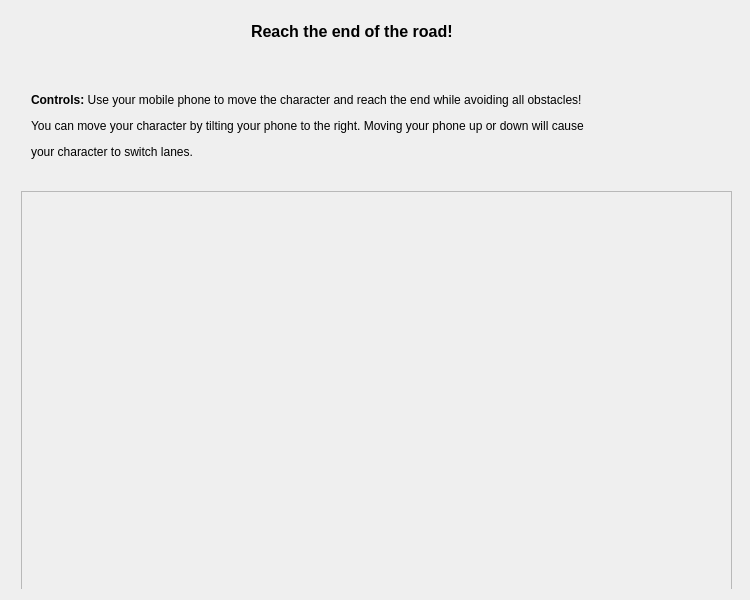
Old version of the form dippid_game.ui in the repository ITT-21SS-UR/assignment-7-mm.
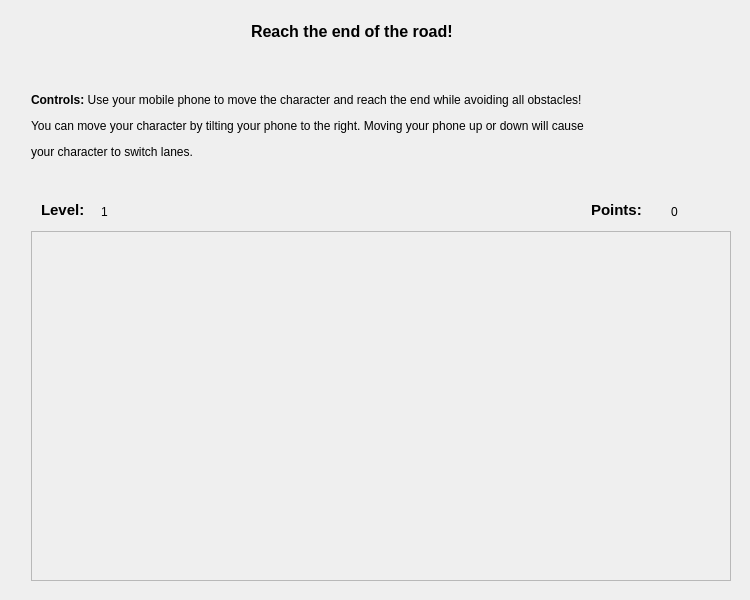
New version of the form. The open tabs and pages were chosen to show the change. Custom widgets are drawn as their Qt base class.

Commit message: Implement a simple game

```diff
--- a/dippid_game.ui
+++ b/dippid_game.ui
@@ -231,22 +231,6 @@
         <string>&lt;html&gt;&lt;head/&gt;&lt;body&gt;&lt;p&gt;&lt;span style=&quot; font-size:12pt; font-weight:600;&quot;&gt;Reach the end of the road!&lt;/span&gt;&lt;/p&gt;&lt;/body&gt;&lt;/html&gt;</string>
        </property>
       </widget>
-      <widget class="QFrame" name="game_scene">
-       <property name="geometry">
-        <rect>
-         <x>10</x>
-         <y>180</y>
-         <width>711</width>
-         <height>401</height>
-        </rect>
-       </property>
-       <property name="frameShape">
-        <enum>QFrame::StyledPanel</enum>
-       </property>
-       <property name="frameShadow">
-        <enum>QFrame::Raised</enum>
-       </property>
-      </widget>
       <widget class="QLabel" name="controls_label">
        <property name="geometry">
         <rect>
@@ -260,11 +244,87 @@
         <string>&lt;html&gt;&lt;head/&gt;&lt;body&gt;&lt;p&gt;&lt;span style=&quot; font-weight:600;&quot;&gt;Controls: &lt;/span&gt;Use your mobile phone to move the character and reach the end while avoiding all obstacles!&lt;/p&gt;&lt;p&gt;You can move your character by tilting your phone to the right. Moving your phone up or down will cause&lt;/p&gt;&lt;p&gt; your character to switch lanes.&lt;/p&gt;&lt;/body&gt;&lt;/html&gt;</string>
        </property>
       </widget>
+      <widget class="GameWindow" name="game_widget">
+       <property name="geometry">
+        <rect>
+         <x>20</x>
+         <y>220</y>
+         <width>700</width>
+         <height>350</height>
+        </rect>
+       </property>
+       <property name="frameShape">
+        <enum>QFrame::StyledPanel</enum>
+       </property>
+       <property name="frameShadow">
+        <enum>QFrame::Raised</enum>
+       </property>
+      </widget>
+      <widget class="QLabel" name="level_label">
+       <property name="geometry">
+        <rect>
+         <x>30</x>
+         <y>190</y>
+         <width>51</width>
+         <height>18</height>
+        </rect>
+       </property>
+       <property name="text">
+        <string>&lt;html&gt;&lt;head/&gt;&lt;body&gt;&lt;p&gt;&lt;span style=&quot; font-size:11pt; font-weight:600;&quot;&gt;Level:&lt;/span&gt;&lt;/p&gt;&lt;/body&gt;&lt;/html&gt;</string>
+       </property>
+      </widget>
+      <widget class="QLabel" name="level">
+       <property name="geometry">
+        <rect>
+         <x>90</x>
+         <y>190</y>
+         <width>31</width>
+         <height>21</height>
+        </rect>
+       </property>
+       <property name="text">
+        <string>1</string>
+       </property>
+      </widget>
+      <widget class="QLabel" name="points_label">
+       <property name="geometry">
+        <rect>
+         <x>580</x>
+         <y>190</y>
+         <width>58</width>
+         <height>18</height>
+        </rect>
+       </property>
+       <property name="text">
+        <string>&lt;html&gt;&lt;head/&gt;&lt;body&gt;&lt;p&gt;&lt;span style=&quot; font-size:11pt; font-weight:600;&quot;&gt;Points:&lt;/span&gt;&lt;/p&gt;&lt;/body&gt;&lt;/html&gt;</string>
+       </property>
+      </widget>
+      <widget class="QLabel" name="points">
+       <property name="geometry">
+        <rect>
+         <x>660</x>
+         <y>190</y>
+         <width>58</width>
+         <height>21</height>
+        </rect>
+       </property>
+       <property name="text">
+        <string>0</string>
+       </property>
+      </widget>
      </widget>
     </widget>
    </item>
   </layout>
  </widget>
+ <customwidgets>
+  <customwidget>
+   <class>GameWindow</class>
+   <extends>QFrame</extends>
+   <header>game_widget</header>
+   <container>1</container>
+  </customwidget>
+ </customwidgets>
  <resources/>
  <connections/>
 </ui>
```
Left out of the diff: 2 changed lines with no effect on the pictures. The commit also changes 2 other files.
